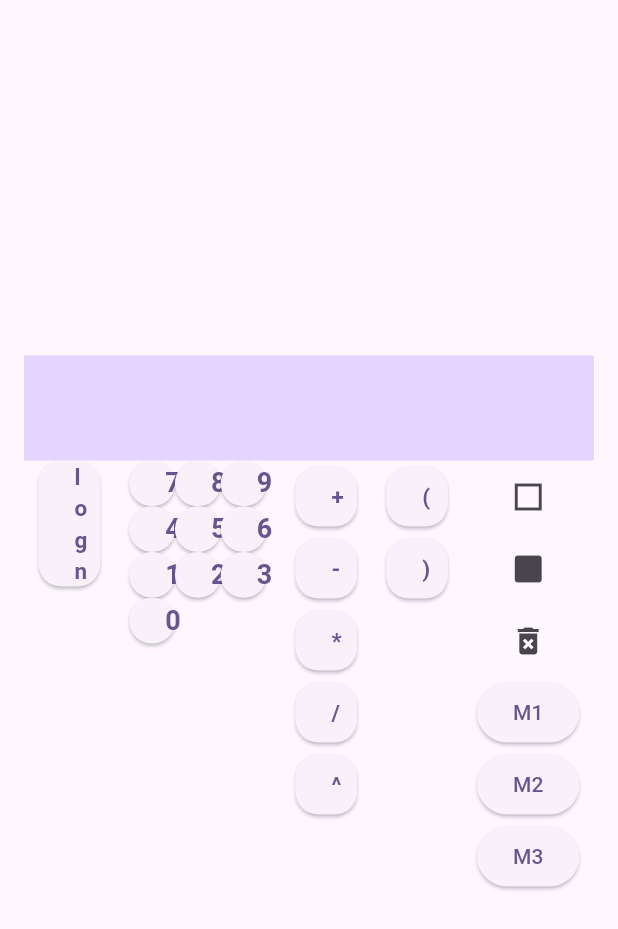
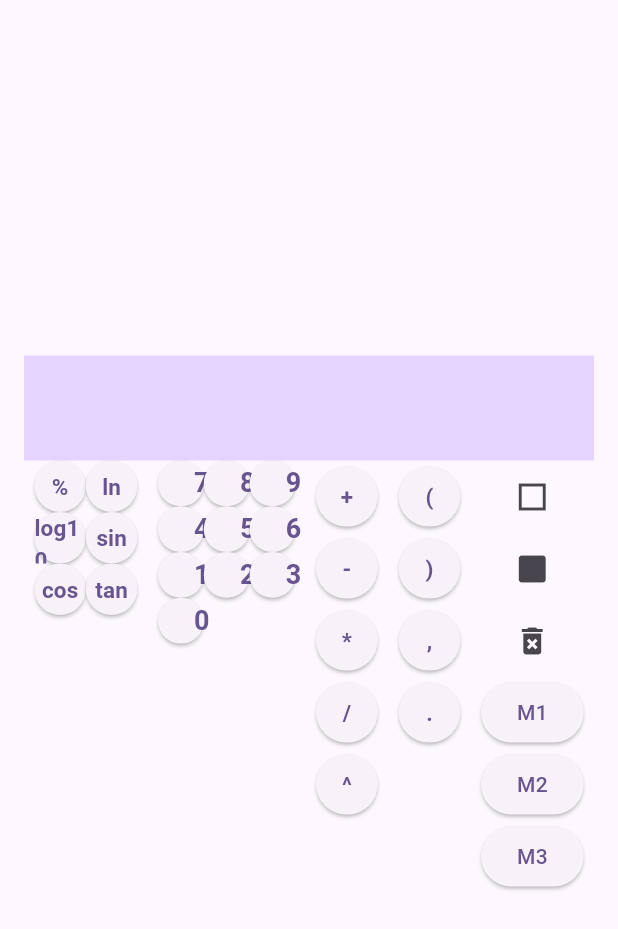
Before and after one commit to Voldezhur/MathProg, a Flutter app: the screen it shows after launch, on a phone screen of 412 x 824 dp. Shown: the top 929 px of the screen. Run offline on Flutter 3.47's test engine with Material 3 defaults, Android fonts, the light colour scheme and no system bars; missing offline and left inert: eval_ex.

Commit message:
Added more functions and made rudimentary memory button functionality

```diff
--- a/scientific_calculator/lib/components/function_button.dart
+++ b/scientific_calculator/lib/components/function_button.dart
@@ -20,12 +20,8 @@ class _FunctionButtonState extends State<FunctionButton> {
   @override
   Widget build(BuildContext context) {
     return ElevatedButton(
-      style: ButtonStyle(
-        shape: WidgetStateProperty.all<RoundedRectangleBorder>(
-          RoundedRectangleBorder(
-            borderRadius: BorderRadius.circular(15),
-          ),
-        ),
+      style: ElevatedButton.styleFrom(
+        padding: EdgeInsets.zero,
       ),
       onPressed: () {
         widget.addToEquation(widget.functionList[widget.itemIndex]);
--- a/scientific_calculator/lib/components/memory_button.dart
+++ b/scientific_calculator/lib/components/memory_button.dart
@@ -1,23 +1,38 @@
 import 'package:flutter/material.dart';
+import 'package:scientific_calculator/globals/lists.dart';
 
 class MemoryButton extends StatefulWidget {
   const MemoryButton(
-      {super.key, required this.index, required this.addToEquation});
+      {super.key,
+      required this.index,
+      required this.addToEquation,
+      required this.equation});
 
   final int index;
   final Function addToEquation;
+  final String equation;
 
   @override
   State<MemoryButton> createState() => _MemoryButtonState();
 }
 
+bool isNumeric(String s) {
+  return double.tryParse(s) != null;
+}
+
 class _MemoryButtonState extends State<MemoryButton> {
-  void _onPressed() {}
+  void _onPressed() {
+    if (memory[widget.index] != null) {
+      widget.addToEquation(memory[widget.index]);
+    } else if (isNumeric(widget.equation) && widget.equation.isNotEmpty) {
+      memory[widget.index] = widget.equation;
+    }
+  }
 
   @override
   Widget build(BuildContext context) {
     return ElevatedButton(
-      onPressed: () => _onPressed,
+      onPressed: () => {_onPressed()},
       child: Text("M${widget.index}"),
     );
   }
--- a/scientific_calculator/lib/globals/lists.dart
+++ b/scientific_calculator/lib/globals/lists.dart
@@ -4,7 +4,12 @@
 import 'package:scientific_calculator/models/equation_item.dart';
 
 final List<EquationItem> additionalFunctions = <EquationItem>[
-  EquationItem('LOG(', 'logn'),
+  EquationItem('%', '%'),
+  EquationItem('LOG(', 'ln'),
+  EquationItem('LOG10(', 'log10'),
+  EquationItem('SIN(', 'sin'),
+  EquationItem('COS(', 'cos'),
+  EquationItem('TAN(', 'tan'),
 ];
 
 final List<EquationItem> mainFunctions = <EquationItem>[
@@ -18,6 +23,8 @@ final List<EquationItem> mainFunctions = <EquationItem>[
 final List<EquationItem> utilityFunctions = <EquationItem>[
   EquationItem('(', '('),
   EquationItem(')', ')'),
+  EquationItem(',', ','),
+  EquationItem('.', '.'),
 ];
 
-final List memory = [0, 0, 0];
+final List memory = [null, null, null];
--- a/scientific_calculator/lib/pages/home_page.dart
+++ b/scientific_calculator/lib/pages/home_page.dart
@@ -23,6 +23,13 @@ class _HomePageState extends State<HomePage> {
     setState(() {
       equationTextColor = Colors.black;
       equation += element.string;
+    });
+  }
+
+  void _addStringToEquation(String element) {
+    setState(() {
+      equationTextColor = Colors.black;
+      equation += element;
     });
   }
 
@@ -83,8 +90,12 @@ class _HomePageState extends State<HomePage> {
                   crossAxisAlignment: CrossAxisAlignment.start,
                   children: [
                     SizedBox(
-                      width: MediaQuery.sizeOf(context).width / 10,
-                      child: ListView.builder(
+                      width: MediaQuery.sizeOf(context).width / 6,
+                      child: GridView.builder(
+                        gridDelegate:
+                            const SliverGridDelegateWithFixedCrossAxisCount(
+                          crossAxisCount: 2,
+                        ),
                         shrinkWrap: true,
                         physics: const NeverScrollableScrollPhysics(),
                         itemCount: additionalFunctions.length,
@@ -165,15 +176,18 @@ class _HomePageState extends State<HomePage> {
                         ),
                         MemoryButton(
                           index: 1,
-                          addToEquation: _addToEquation,
+                          addToEquation: _addStringToEquation,
+                          equation: equation,
                         ),
                         MemoryButton(
                           index: 2,
-                          addToEquation: _addToEquation,
+                          addToEquation: _addStringToEquation,
+                          equation: equation,
                         ),
                         MemoryButton(
                           index: 3,
-                          addToEquation: _addToEquation,
+                          addToEquation: _addStringToEquation,
+                          equation: equation,
                         ),
                       ],
                     ),
```
